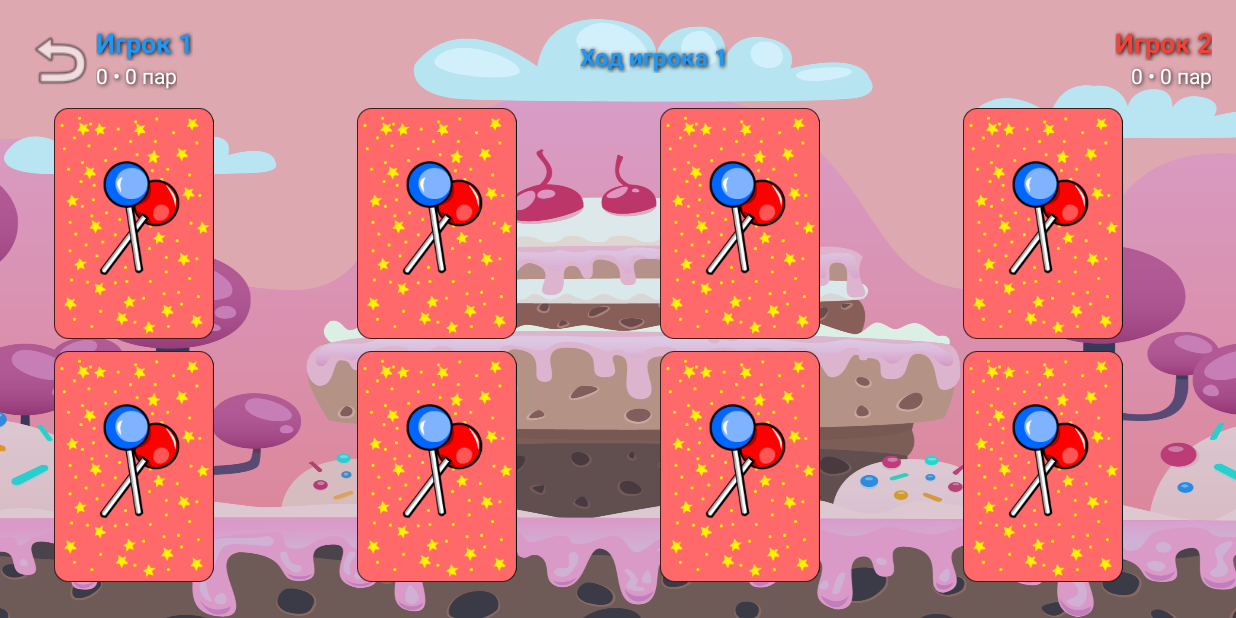
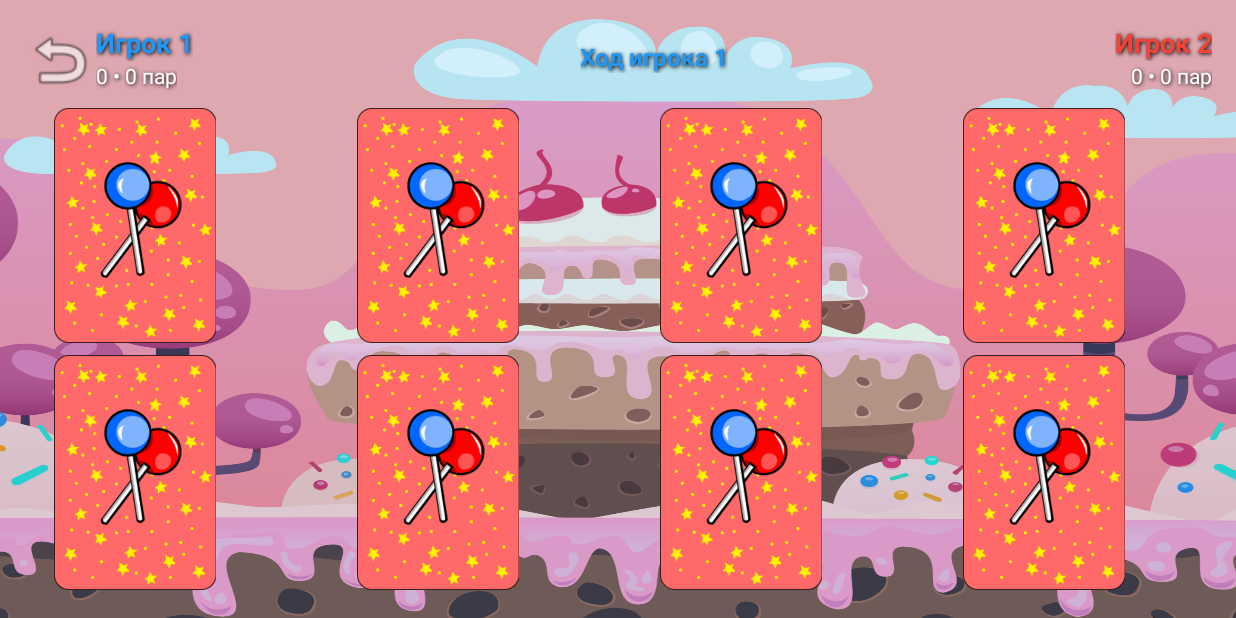
Before and after one commit to BeloeColeno/MemoryGame, an Android app: the CoopGameActivity screen opened directly, with no data from a screen before it, on a phone screen of 824 x 412 dp (held sideways). Run offline under Robolectric (Android 15) with nearby library versions, the phone set to English and light mode, and no system bars.

Commit message:
Unify gap calculation between single and coop modes
- Change CoopGameActivity minGap from 8dp to 2dp
- Now both modes use same gap calculation (2dp)
- Spacing comes from item_card.xml padding (4dp each side = 8dp total)
- This makes cards same size in both modes
- Cards now properly fill available space

Result: Coop mode now matches single player spacing perfectly!

```diff
--- a/app/src/main/java/com/petrov/memory/ui/game/CoopGameActivity.kt
+++ b/app/src/main/java/com/petrov/memory/ui/game/CoopGameActivity.kt
@@ -93,8 +93,8 @@ class CoopGameActivity : AppCompatActivity() {
         // Резервируем место для верхней панели (~64dp высоты панели + 8dp margin сверху)
         val topReserved = (density * 72).toInt()
 
-        // Зазор между карточками - увеличен для лучшей видимости
-        val minGap = (density * 8).toInt()  // Увеличено с 4dp до 8dp
+        // Зазор между карточками - минимальный, так как отступы теперь в item_card.xml
+        val minGap = (density * 2).toInt()  // Уменьшено с 8dp до 2dp (как в одиночной игре)
 
         // Доступное пространство = экран - отступы layout - резерв сверху
         val availableWidth = screenWidth - layoutMargin
```
